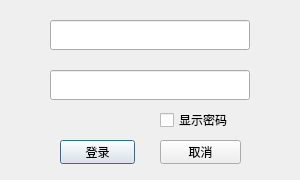
Before: the Qt Designer form src/ScannerGui/LoginWindow.ui in Theresa-0328/MHY_Scanner, drawn with Qt 5.
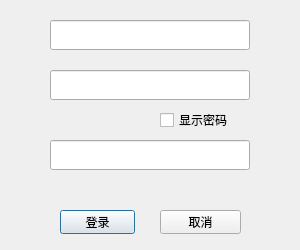
After: the same form once the commit is applied.

Diff of the .ui file:
```diff
--- a/src/ScannerGui/LoginWindow.ui
+++ b/src/ScannerGui/LoginWindow.ui
@@ -7,7 +7,7 @@
     <x>0</x>
     <y>0</y>
     <width>300</width>
-    <height>180</height>
+    <height>250</height>
    </rect>
   </property>
   <property name="minimumSize">
@@ -19,7 +19,7 @@
   <property name="maximumSize">
    <size>
     <width>300</width>
-    <height>180</height>
+    <height>250</height>
    </size>
   </property>
   <property name="windowTitle">
@@ -29,7 +29,7 @@
    <property name="geometry">
     <rect>
      <x>60</x>
-     <y>140</y>
+     <y>210</y>
      <width>75</width>
      <height>24</height>
     </rect>
@@ -42,7 +42,7 @@
    <property name="geometry">
     <rect>
      <x>160</x>
-     <y>140</y>
+     <y>210</y>
      <width>81</width>
      <height>24</height>
     </rect>
@@ -87,6 +87,16 @@
     <string>显示密码</string>
    </property>
   </widget>
+  <widget class="QLineEdit" name="lineEditCookie">
+   <property name="geometry">
+    <rect>
+     <x>50</x>
+     <y>140</y>
+     <width>200</width>
+     <height>30</height>
+    </rect>
+   </property>
+  </widget>
  </widget>
  <resources/>
  <connections>
```
